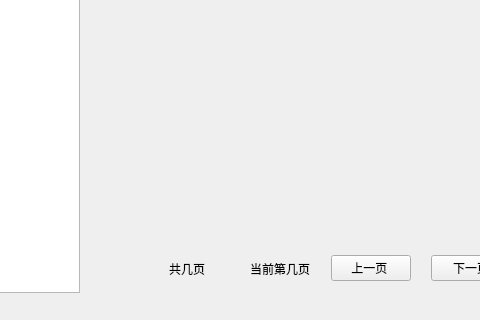
This is usesoftwareform.ui in Zentions/SoftwareShareWin as Qt 5 draws it before an edit; both pictures show x 341 to 821 and y 378 to 698 of the 972 by 698 pixel window. The edited form follows.
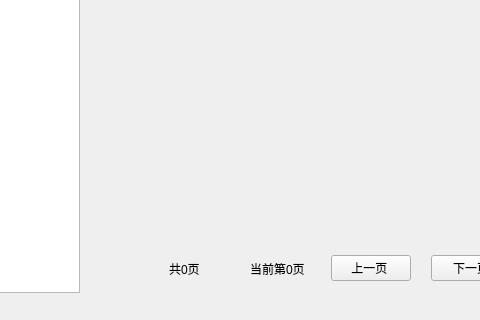
This is the edited form.

What changed in the file:
```diff
--- a/usesoftwareform.ui
+++ b/usesoftwareform.ui
@@ -114,14 +114,14 @@
     <item>
      <widget class="QLabel" name="label_2">
       <property name="text">
-       <string>共几页</string>
+       <string>共0页</string>
       </property>
      </widget>
     </item>
     <item>
      <widget class="QLabel" name="label">
       <property name="text">
-       <string>当前第几页</string>
+       <string>当前第0页</string>
       </property>
      </widget>
     </item>
```
